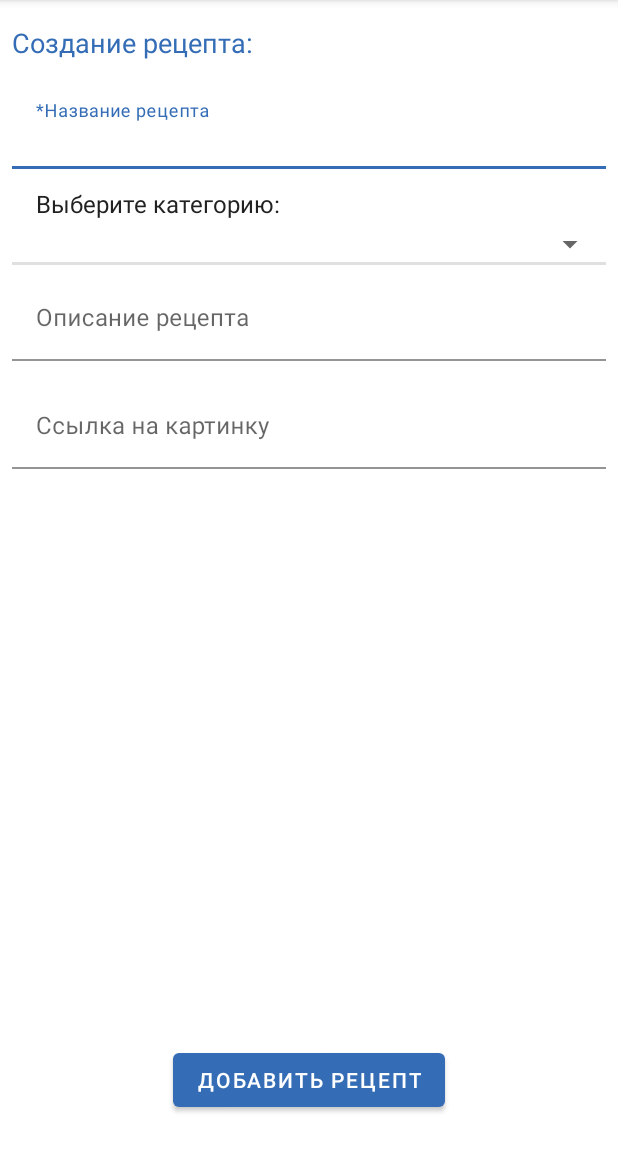
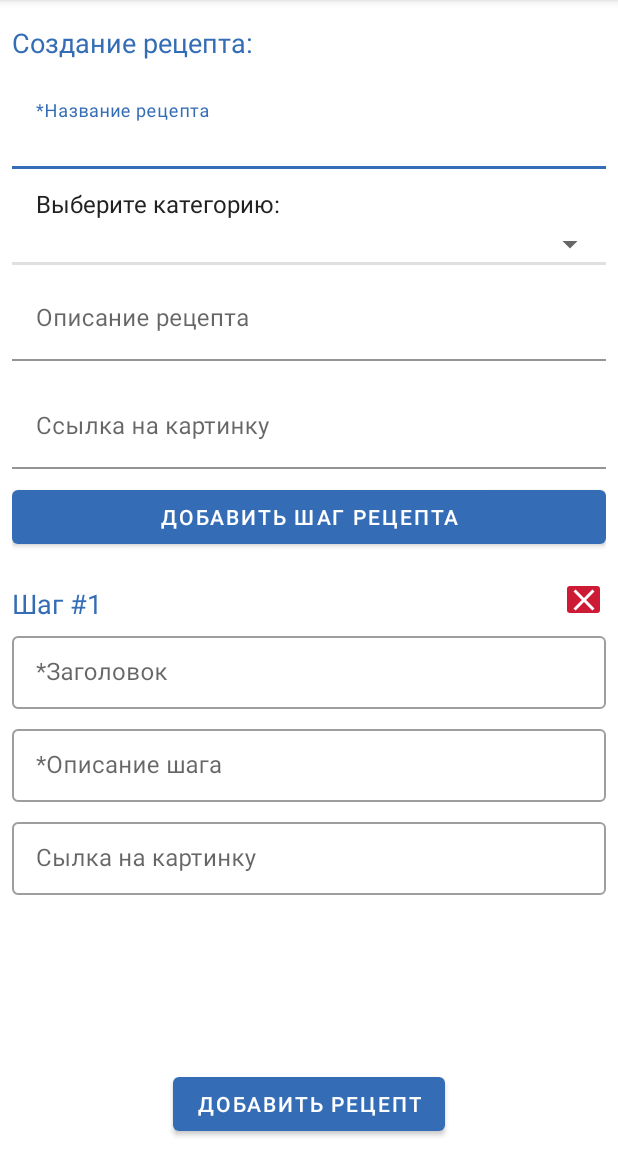
Before and after one commit to RENFERR/AndroidRecipeAPP, an Android app: the HomeActivity screen opened directly, with no data from a screen before it, in the side drawer, after a tap on "Добавить", on a phone screen of 412 x 824 dp, the part 84-1236 px from its top. Run offline under Robolectric (Android 15) with nearby library versions, the phone set to English and light mode, and no system bars; our stand-ins replace Room's generated code.

Commit message:
Работа с созданием рецепта

```diff
--- a/app/build.gradle
+++ b/app/build.gradle
@@ -10,7 +10,7 @@ android {
 
     defaultConfig {
         applicationId "com.example.coursework"
-        minSdk 25
+        minSdk 26
         targetSdk 33
         versionCode 1
         versionName "1.0"
@@ -49,7 +49,9 @@ dependencies {
     androidTestImplementation 'androidx.test.espresso:espresso-core:3.5.0'
 
     // Мои
-
+    // View
+    implementation 'androidx.recyclerview:recyclerview:1.2.1'
+    implementation 'androidx.recyclerview:recyclerview-selection:1.1.0'
     // Системные
     implementation 'org.jetbrains.kotlinx:kotlinx-coroutines-android:1.6.1' // Библиотека ассихронных вызовов
     // https://developer.android.com/kotlin/coroutines
--- a/app/src/main/java/com/example/coursework/database/dao/RecipeDao.kt
+++ b/app/src/main/java/com/example/coursework/database/dao/RecipeDao.kt
@@ -25,6 +25,8 @@ interface RecipeDao {
 
     @Update
     suspend fun updateRecipe(recipe: Recipe)
+    @Update
+    suspend fun updateRecipeStep(recipeStep: RecipeStep)
 
     @Delete
     suspend fun deleteRecipe(recipe: Recipe)
@@ -34,14 +36,18 @@ interface RecipeDao {
     suspend fun deleteRecipeProduct(products: RecipeProducts)
 
     @Query("SELECT * FROM recipes")
-    fun getAllRecipes(): Flow<List<Recipe>>
+    fun getAllRecipes(): Flow<List<Recipe>?>
     @Query("SELECT * FROM recipes WHERE recipeTypeID = :recipeTypeID")
-    fun getRecipesWithType(recipeTypeID: Int): Flow<List<Recipe>>
+    fun getRecipesWithType(recipeTypeID: Int): Flow<List<Recipe>?>
     @Query("SELECT * FROM recipe_types")
     fun getAllRecipeTypes(): Flow<List<RecipeType>>?
     @Query("SELECT * FROM recipe_types WHERE recipeTypeID = :recipeTypeID")
-    fun getRecipeTypeWithID(recipeTypeID: Int): RecipeType
+    suspend fun getRecipeTypeWithID(recipeTypeID: Int): RecipeType?
     @Query("SELECT * FROM recipes WHERE recipeID = :recipeID")
-    fun getRecipeByID(recipeID: String): Recipe
+    suspend fun getRecipeByID(recipeID: String): Recipe?
+    @Query("SELECT * FROM recipe_step WHERE recipeStepID = :recipeStepID")
+    suspend fun getRecipeStepByID(recipeStepID: String): RecipeStep?
+    @Query("SELECT * FROM recipe_step WHERE recipeID = :recipeID")
+    suspend fun getRecipeStepsByRecipeID(recipeID: String): List<RecipeStep>?
 
 }
--- a/app/src/main/java/com/example/coursework/database/model/recipes/RecipeStep.kt
+++ b/app/src/main/java/com/example/coursework/database/model/recipes/RecipeStep.kt
@@ -18,7 +18,7 @@ import androidx.room.PrimaryKey
 data class RecipeStep(
 
     @PrimaryKey(autoGenerate = true            ) val recipeStepID          : Int? = null,
-    @ColumnInfo(name = "recipeID"              ) var recipeID              : Int,
+    @ColumnInfo(name = "recipeID"              ) val recipeID              : String,
     @ColumnInfo(name = "recipeStepTitle"       ) var recipeStepTitle       : String,
     @ColumnInfo(name = "recipeStepDescription" ) var recipeStepDescription : String,
     @ColumnInfo(name = "recipeStepPictureURL"  ) var recipeStepPictureURL  : String?
--- /dev/null
+++ b/app/src/main/java/com/example/coursework/helpers/SimpleTextWatcher.kt
@@ -0,0 +1,15 @@
+package com.example.coursework.helpers
+
+import android.text.Editable
+import android.text.TextWatcher
+
+open class SimpleTextWatcher : TextWatcher {
+    override fun beforeTextChanged(field: CharSequence?, start: Int, count: Int, after: Int) {
+    }
+
+    override fun onTextChanged(field: CharSequence?, start: Int, before: Int, count: Int) {
+    }
+
+    override fun afterTextChanged(field: Editable?) {
+    }
+}
--- a/app/src/main/java/com/example/coursework/pages/authorization/LoginActivity.kt
+++ b/app/src/main/java/com/example/coursework/pages/authorization/LoginActivity.kt
@@ -17,7 +17,7 @@ class LoginActivity : AppCompatActivity() {
         super.onCreate(savedInstanceState)
         binding = ActivityLoginBinding.inflate(layoutInflater)
         setContentView(binding.root)
-//        deleteDatabase("main.db")
+        deleteDatabase("main.db")
         binding.tvRegistration.setOnClickListener { transitions.goToRegistrationForm() }
         binding.btnLogin.setOnClickListener { authorization() }
     }
--- a/app/src/main/java/com/example/coursework/pages/recipes/ActivityAddRecipe.kt
+++ b/app/src/main/java/com/example/coursework/pages/recipes/ActivityAddRecipe.kt
@@ -1,25 +1,37 @@
 package com.example.coursework.pages.recipes
 
+import android.content.Context
+import android.os.Bundle
+import android.util.Log
+import android.view.MenuItem
+import android.view.View
+import android.view.inputmethod.InputMethodManager
+import android.widget.LinearLayout
+import android.widget.Toast
+import androidx.appcompat.app.AlertDialog
 import androidx.appcompat.app.AppCompatActivity
-import android.os.Bundle
-import androidx.appcompat.app.AlertDialog
 import androidx.lifecycle.asLiveData
+import androidx.recyclerview.widget.LinearLayoutManager
 import com.example.coursework.database.DatabaseProductCategoryRecipe.addRecipe
-import com.example.coursework.database.DatabaseProductCategoryRecipe.deleteRecipe
-import com.example.coursework.database.DatabaseProductCategoryRecipe.updateRecipe
+import com.example.coursework.database.DatabaseProductCategoryRecipe.addRecipeStep
 import com.example.coursework.database.MainBD
 import com.example.coursework.database.model.recipes.Recipe
+import com.example.coursework.database.model.recipes.RecipeStep
 import com.example.coursework.databinding.ActivityAddRecipeBinding
+import com.example.coursework.helpers.Transitions
+import com.example.coursework.pages.recipes.adapters.AdapterAddRecipeSteps
+import com.example.coursework.pages.recipes.adapters.AdapterAddRecipeSteps.Companion.stepsList
 import com.example.coursework.pages.recipes.adapters.AdapterSpinnerRecipeTypes
-import kotlinx.coroutines.runBlocking
-import java.util.UUID
+import java.util.*
 
 class ActivityAddRecipe : AppCompatActivity() {
 
     private lateinit var binding: ActivityAddRecipeBinding
-    private val recipeUuid by lazy { UUID.randomUUID().toString() }
-    private val iniRecipe by lazy { Recipe(recipeUuid, null, null, null, null) }
+    private val transitions by lazy { Transitions(this@ActivityAddRecipe) }
+    private val iniRecipe by lazy { Recipe(UUID.randomUUID().toString(), null, null, null, null) }
     private var pickedRecipeTypeID: Int? = null
+    private val database by lazy { MainBD.getDb(this@ActivityAddRecipe) }
+    private val adapterAddRecipeSteps by lazy { AdapterAddRecipeSteps() }
 
     override fun onCreate(savedInstanceState: Bundle?) {
         super.onCreate(savedInstanceState)
@@ -30,41 +42,87 @@ class ActivityAddRecipe : AppCompatActivity() {
     }
 
     private fun iniRecipe() {
-        val database = MainBD.getDb(this@ActivityAddRecipe)
         database.getRecipeDao().getAllRecipeTypes()?.asLiveData()?.observe(this@ActivityAddRecipe) { recipeTypesList ->
             AdapterSpinnerRecipeTypes(binding.spinnerProductType, recipeTypesList) {
                 pickedRecipeTypeID = it.recipeTypeID
             }.iniSpinner()
         }
-        addRecipe(this@ActivityAddRecipe, iniRecipe)
-        editIniRecipe(iniRecipe.recipeID)
+        editIniRecipe()
     }
 
-    private fun editIniRecipe(recipeID: String) = with(binding) {
-        val recipeName = inputEditTextRecipeName.text?.toString()
-        val recipePictureURL = inputEditTextProductPictureUrl.text?.toString()
-        val recipeDescription = inputEditTextProductDescription.text?.toString()
-
-        binding.buttonAddRecipe.setOnClickListener { updateRecipe(
-            this@ActivityAddRecipe,
-            Recipe(
-                recipeID,
-                pickedRecipeTypeID,
-                recipeName,
-                recipePictureURL,
-                recipeDescription
-            )
-        ) }
+    private fun editIniRecipe() = with(binding) {
+        recyclerViewRecipeSteps.apply {
+            layoutManager = LinearLayoutManager(this@ActivityAddRecipe)
+            setHasFixedSize(false)
+            isNestedScrollingEnabled = false
+            this.adapter = adapterAddRecipeSteps
+//            setOnTouchListener { view, _ -> closeKeyboard(view) }
+        }
+        buttonAddRecipeStep.setOnClickListener {
+            val iniRecipeStep = RecipeStep(null, iniRecipe.recipeID, "", "", "")
+            adapterAddRecipeSteps.addRecipeStepToAdapter(iniRecipeStep)
+        }
+        buttonAddRecipe.setOnClickListener {
+            val recipeName = inputEditTextRecipeName.text?.toString()
+            val recipePictureURL = inputEditTextProductPictureUrl.text?.toString()
+            val recipeDescription = inputEditTextProductDescription.text?.toString()
+            if (stepsList.isNotEmpty()) {
+                if (!recipeName.isNullOrEmpty()) {
+                    iniRecipe.recipeName = recipeName
+                    iniRecipe.recipeDescription = recipeDescription
+                    iniRecipe.recipePictureURL = recipePictureURL
+                    iniRecipe.recipeTypeID = pickedRecipeTypeID
+                    addRecipe(this@ActivityAddRecipe, iniRecipe)
+                    stepsList.forEach {
+                        addRecipeStep(this@ActivityAddRecipe, it)
+                    }
+                    if (closeKeyboard(binding.buttonAddRecipeStep)) stepsList.clear()
+                    transitions.goToHomePage()
+                } else {
+                    Toast.makeText(
+                        this@ActivityAddRecipe,
+                        "Задайте название рецепту",
+                        Toast.LENGTH_SHORT
+                    ).show()
+                }
+            } else {
+                Toast.makeText(
+                    this@ActivityAddRecipe,
+                    "Нельзя добавить рецепт без шагов",
+                    Toast.LENGTH_SHORT
+                ).show()
+            }
+        }
     }
 
+    private fun closeKeyboard(view: View): Boolean {
+        return try {
+            val imm: InputMethodManager = this@ActivityAddRecipe.getSystemService(Context.INPUT_METHOD_SERVICE) as InputMethodManager
+            imm.hideSoftInputFromWindow(view.windowToken, 0)
+            true
+        } catch (e: Exception) {
+            Log.e("Error", "FragmentAddRecipeStep -> closeKeyboard: ", e)
+            false
+        }
+    }
+
+    override fun onOptionsItemSelected(item: MenuItem): Boolean { // Возращение на экран с заявками из шапки (стрелочка назад)
+        if (item.itemId == android.R.id.home) showAlertExit()
+        return true
+    }
     override fun onBackPressed() {
+        showAlertExit()
+    }
+
+    private fun showAlertExit() {
         AlertDialog.Builder(this).apply {
             setTitle("Вы не сохранили рецепт")
             setMessage("Вы точно хотите выйти и потерять данные?")
             setPositiveButton(android.R.string.yes) { dialog, which ->
-                deleteRecipe(this@ActivityAddRecipe, iniRecipe)
+                transitions.goToHomePage()
             }
+            setNegativeButton(android.R.string.no) { dialog, which -> }
+            show()
         }
-        super.onBackPressed()
     }
 }
--- /dev/null
+++ b/app/src/main/java/com/example/coursework/pages/recipes/adapters/AdapterAddRecipeSteps.kt
@@ -0,0 +1,76 @@
+package com.example.coursework.pages.recipes.adapters
+
+import android.view.LayoutInflater
+import android.view.View
+import android.view.ViewGroup
+import androidx.recyclerview.widget.RecyclerView
+import com.example.coursework.R
+import com.example.coursework.database.model.recipes.RecipeStep
+import com.example.coursework.databinding.ItemRecipeStepBinding
+import com.example.coursework.helpers.SimpleTextWatcher
+
+class AdapterAddRecipeSteps: RecyclerView.Adapter<AdapterAddRecipeSteps.ViewHolder>() {
+
+    inner class ViewHolder(item: View) : RecyclerView.ViewHolder(item) {
+
+        private val binding = ItemRecipeStepBinding.bind(item)
+
+        fun bind(recipeStep: RecipeStep) = with(binding) {
+            setTextListener(recipeStep)
+            tieRecipeStepTitle.setText(recipeStep.recipeStepTitle)
+            tieRecipeStepDescription.setText(recipeStep.recipeStepDescription)
+            tieRecipeStepPictureUrl.setText(recipeStep.recipeStepPictureURL)
+            textViewStepTitle.text = "Шаг #${adapterPosition+1}"
+            buttonDeleteRecipeStep.setOnClickListener {
+                stepsList.remove(recipeStep)
+                notifyDataSetChanged()
+            }
+        }
+
+        private fun setTextListener(recipeStep: RecipeStep) = with(binding) {
+            tieRecipeStepTitle.addTextChangedListener(object : SimpleTextWatcher() {
+                override fun onTextChanged(field: CharSequence?, start: Int, before: Int, count: Int) {
+                    field?.toString()?.let { valueOfField ->
+                        recipeStep.recipeStepTitle = valueOfField
+                    }
+                }
+            })
+            tieRecipeStepDescription.addTextChangedListener(object : SimpleTextWatcher() {
+                override fun onTextChanged(field: CharSequence?, start: Int, before: Int, count: Int) {
+                    field?.toString()?.let { valueOfField ->
+                        recipeStep.recipeStepDescription = valueOfField
+                    }
+                }
+            })
+            tieRecipeStepPictureUrl.addTextChangedListener(object : SimpleTextWatcher() {
+                override fun onTextChanged(field: CharSequence?, start: Int, before: Int, count: Int) {
+                    field?.toString()?.let { valueOfField ->
+                        recipeStep.recipeStepPictureURL = valueOfField
+                    }
+                }
+            })
+        }
+    }
+
+    override fun onCreateViewHolder(viewGroup: ViewGroup, viewType: Int): ViewHolder {
+        val view = LayoutInflater.from(viewGroup.context).inflate(R.layout.item_recipe_step, viewGroup, false)
+        return ViewHolder(view)
+    }
+
+    override fun onBindViewHolder(holder: ViewHolder, position: Int) {
+        holder.bind(stepsList[position])
+    }
+
+    override fun getItemCount(): Int = stepsList.size
+
+    fun addRecipeStepToAdapter(recipeStep: RecipeStep) {
+        stepsList.apply {
+            add(recipeStep)
+        }
+        notifyItemInserted(stepsList.count())
+    }
+
+    companion object {
+        val stepsList = ArrayList<RecipeStep>()
+    }
+}
--- /dev/null
+++ b/app/src/main/res/drawable/ic_close.xml
@@ -0,0 +1,5 @@
+<vector android:height="24dp" android:tint="#FFFFFF"
+    android:viewportHeight="24" android:viewportWidth="24"
+    android:width="24dp" xmlns:android="http://schemas.android.com/apk/res/android">
+    <path android:fillColor="@android:color/white" android:pathData="M19,6.41L17.59,5 12,10.59 6.41,5 5,6.41 10.59,12 5,17.59 6.41,19 12,13.41 17.59,19 19,17.59 13.41,12z"/>
+</vector>
--- a/app/src/main/res/layout/activity_add_recipe.xml
+++ b/app/src/main/res/layout/activity_add_recipe.xml
@@ -8,9 +8,10 @@
     tools:context=".pages.recipes.ActivityAddRecipe">
 
     <ScrollView
-        android:layout_width="0dp"
+        android:id="@+id/scrollViewAddRecipe"
+        android:layout_width="wrap_content"
         android:layout_height="0dp"
-        app:layout_constraintBottom_toTopOf="@id/button_add_recipe"
+        app:layout_constraintBottom_toTopOf="@+id/button_add_recipe"
         app:layout_constraintEnd_toEndOf="parent"
         app:layout_constraintStart_toStartOf="parent"
         app:layout_constraintTop_toTopOf="parent">
@@ -92,6 +93,19 @@
                     android:inputType="textShortMessage" />
             </com.google.android.material.textfield.TextInputLayout>
 
+            <Button
+                android:id="@+id/button_add_recipe_step"
+                android:layout_width="match_parent"
+                android:layout_height="wrap_content"
+                android:layout_marginBottom="16dp"
+                android:text="добавить шаг рецепта" />
+
+            <androidx.recyclerview.widget.RecyclerView
+                android:id="@+id/recyclerViewRecipeSteps"
+                android:layout_width="match_parent"
+                android:layout_height="wrap_content"
+                tools:listitem="@layout/item_recipe_step" />
+
         </LinearLayout>
     </ScrollView>
 
@@ -99,9 +113,9 @@
         android:id="@+id/button_add_recipe"
         android:layout_width="wrap_content"
         android:layout_height="wrap_content"
-        android:layout_marginBottom="16dp"
         android:text="добавить рецепт"
         app:layout_constraintBottom_toBottomOf="parent"
         app:layout_constraintEnd_toEndOf="parent"
         app:layout_constraintStart_toStartOf="parent" />
+
 </androidx.constraintlayout.widget.ConstraintLayout>
--- /dev/null
+++ b/app/src/main/res/layout/item_recipe_step.xml
@@ -0,0 +1,94 @@
+<?xml version="1.0" encoding="utf-8"?>
+<LinearLayout
+    xmlns:android="http://schemas.android.com/apk/res/android"
+    xmlns:app="http://schemas.android.com/apk/res-auto"
+    xmlns:tools="http://schemas.android.com/tools"
+    android:layout_width="match_parent"
+    android:layout_height="wrap_content"
+    android:layout_marginBottom="16dp"
+    android:orientation="vertical">
+
+
+    <LinearLayout
+        android:layout_width="match_parent"
+        android:layout_height="match_parent"
+        android:paddingBottom="4dp"
+        android:orientation="horizontal">
+
+
+        <TextView
+            android:id="@+id/textViewStepTitle"
+            style="@style/report_item_title_h2"
+            android:layout_width="match_parent"
+            android:layout_height="match_parent"
+            android:gravity="bottom"
+            android:layout_weight="1"
+            android:padding="0dp"
+            tools:text="Шаг 1" />
+
+        <ImageButton
+            android:id="@+id/buttonDeleteRecipeStep"
+            android:layout_width="60dp"
+            android:layout_height="30dp"
+            android:backgroundTint="@color/red_cancel"
+            android:layout_weight="1"
+            app:srcCompat="@drawable/ic_close" />
+    </LinearLayout>
+
+    <com.google.android.material.textfield.TextInputLayout
+        android:id="@+id/til_recipe_step_title"
+        style="@style/Widget.MaterialComponents.TextInputLayout.OutlinedBox.Dense"
+        android:layout_width="match_parent"
+        android:layout_height="wrap_content"
+        android:paddingBottom="4dp"
+        android:hint="*Заголовок"
+        app:layout_constraintEnd_toEndOf="parent"
+        app:layout_constraintStart_toStartOf="parent"
+        app:layout_constraintTop_toTopOf="parent">
+
+        <com.google.android.material.textfield.TextInputEditText
+            android:id="@+id/tie_recipe_step_title"
+            android:layout_width="match_parent"
+            android:layout_height="wrap_content"
+            android:maxLength="32"
+            android:singleLine="false" />
+    </com.google.android.material.textfield.TextInputLayout>
+
+    <com.google.android.material.textfield.TextInputLayout
+        android:id="@+id/til_recipe_step_description"
+        style="@style/Widget.MaterialComponents.TextInputLayout.OutlinedBox.Dense"
+        android:layout_width="match_parent"
+        android:layout_height="wrap_content"
+        android:paddingVertical="4dp"
+        android:hint="*Описание шага"
+        app:layout_constraintEnd_toEndOf="parent"
+        app:layout_constraintStart_toStartOf="parent"
+        app:layout_constraintTop_toTopOf="parent">
+
+        <com.google.android.material.textfield.TextInputEditText
+            android:id="@+id/tie_recipe_step_description"
+            android:layout_width="match_parent"
+            android:layout_height="wrap_content"
+            android:inputType="textLongMessage"
+            android:singleLine="false" />
+    </com.google.android.material.textfield.TextInputLayout>
+
+    <com.google.android.material.textfield.TextInputLayout
+        android:id="@+id/til_recipe_step_picture_url"
+        style="@style/Widget.MaterialComponents.TextInputLayout.OutlinedBox.Dense"
+        android:layout_width="match_parent"
+        android:layout_height="wrap_content"
+        android:paddingVertical="4dp"
+        android:hint="Сылка на картинку"
+        app:layout_constraintEnd_toEndOf="parent"
+        app:layout_constraintStart_toStartOf="parent"
+        app:layout_constraintTop_toTopOf="parent">
+
+        <com.google.android.material.textfield.TextInputEditText
+            android:id="@+id/tie_recipe_step_picture_url"
+            android:layout_width="match_parent"
+            android:layout_height="wrap_content"
+            android:singleLine="true" />
+    </com.google.android.material.textfield.TextInputLayout>
+
+</LinearLayout>
--- a/app/src/main/res/values/colors.xml
+++ b/app/src/main/res/values/colors.xml
@@ -12,7 +12,8 @@
     <color name="color_recipe_title">#FF3167AC</color>
 
     <color name="black_text">#FF212121</color>
-    <color name="grey">#B5B5B5</color>
+    <color name="grey">#FFB5B5B5</color>
+    <color name="red">#FFAF2B2B</color>
     <color name="red_cancel">#FFCD1B35</color>
     <color name="green_accept">#FF68B120</color>
     <color name="yellow">#FFFFFF00</color>
--- a/app/src/main/res/values/strings.xml
+++ b/app/src/main/res/values/strings.xml
@@ -1,3 +1,5 @@
 <resources>
     <string name="app_name">Recipe Maker</string>
+    <!-- TODO: Remove or change this placeholder text -->
+    <string name="hello_blank_fragment">Hello blank fragment</string>
 </resources>
```
Also changed, not shown: app/src/main/java/com/example/coursework/database/DatabaseProductCategoryRecipe.kt (+15 -4 lines), app/src/main/res/layout/activity_home_page.xml (+14 -15 lines).
